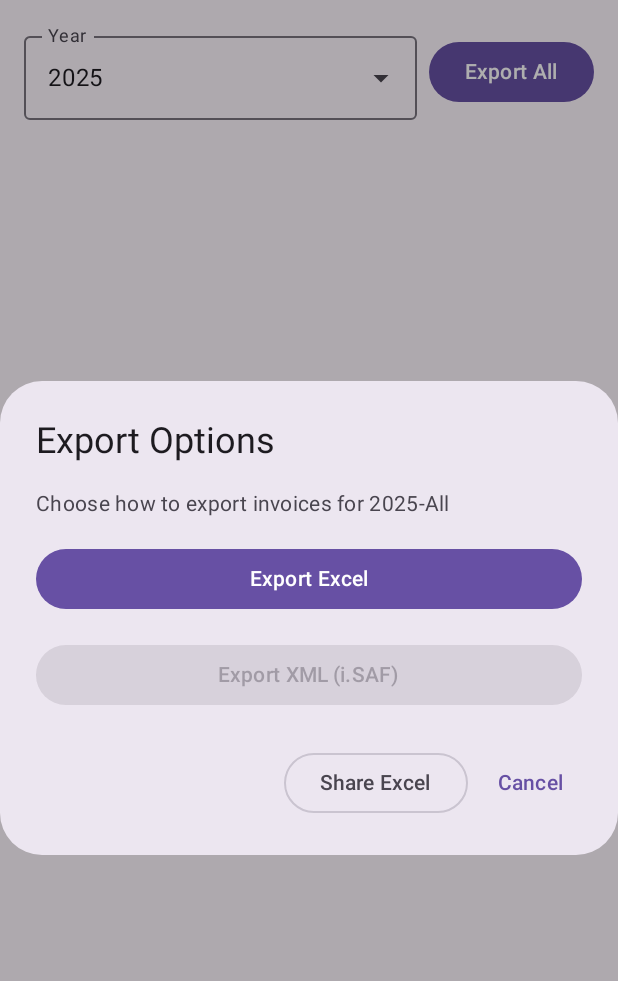
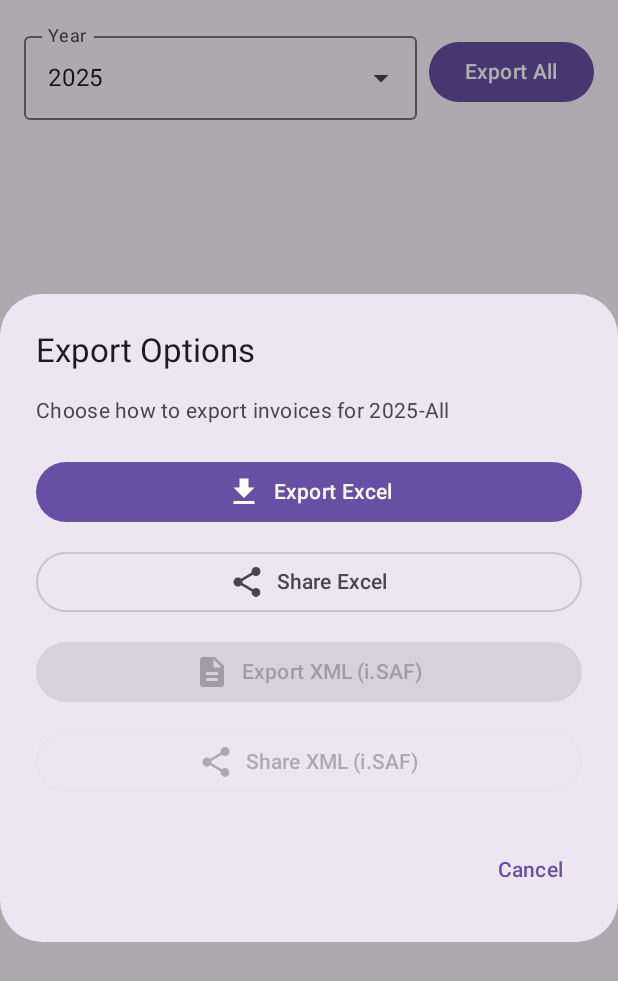
Before and after one commit to mrvitold/Inv3, an Android app built with Jetpack Compose: the ExportsScreen screen opened through its navigation route, after a tap on "Export All", on a phone screen of 412 x 824 dp. Shown: the top 981 px of the screen. Run offline under Robolectric (Android 15) with nearby library versions, the phone set to English and light mode, and no system bars; our stand-ins replace Dagger/Hilt's generated code, Timber; libraries missing offline, so code that uses them is left out: io.github.jan.supabase.

Commit message:
Fix i.SAF XML export compliance and improve export UI
- Fixed XSD validation errors:
  * Added Country element before Name in SupplierInfo/CustomerInfo (required sequence)
  * Added VATPointDate and RegistrationAccountDate before DocumentTotals (required sequence)
  * Fixed FileDateCreated to include UTC timezone (Z suffix)
  * Removed 'ND' fallback for InvoiceDate (must be valid date)
  * Added TaxCode validation (pattern PVM[0-9]* with length 4-6)
  * Added xsi namespace for nil attributes

- Improved export UI:
  * Added 'Share XML (i.SAF)' option
  * Added icons to all export/share buttons (FileDownload, Share, Description)
  * Consistent styling: Export buttons (filled), Share buttons (outlined)
  * Improved dialog typography and spacing

- Code improvements:
  * Made determineDataType() public for Share XML functionality
  * Improved TaxCode determination using TaxCodeDeterminer

- Documentation:
  * Added comprehensive session summary (SESSION_SUMMARY_2025-12-06_ISAF_XML_FIXES.md)
  * Updated ISAF_XML_FORMAT_REQUIREMENTS.md

All XML files now validate against i.SAF 1.2 XSD schema.
Successfully tested with VMI portal submission.

```diff
--- a/app/src/main/java/com/vitol/inv3/ui/exports/ExportsScreen.kt
+++ b/app/src/main/java/com/vitol/inv3/ui/exports/ExportsScreen.kt
@@ -21,6 +21,8 @@ import androidx.compose.material.icons.filled.ExpandLess
 import androidx.compose.material.icons.filled.ExpandMore
 import androidx.compose.material.icons.filled.FileDownload
 import androidx.compose.material.icons.filled.Visibility
+import androidx.compose.material.icons.filled.Share
+import androidx.compose.material.icons.filled.Description
 import androidx.compose.material3.AlertDialog
 import androidx.compose.material3.Button
 import androidx.compose.material3.TextButton
@@ -592,18 +594,31 @@ fun ExportDialog(
 
     AlertDialog(
         onDismissRequest = onDismiss,
-        title = { Text("Export Options") },
+        title = {
+            Text(
+                text = "Export Options",
+                style = MaterialTheme.typography.titleLarge
+            )
+        },
         text = {
             Column(
                 modifier = Modifier.fillMaxWidth(),
-                verticalArrangement = Arrangement.spacedBy(16.dp)
+                verticalArrangement = Arrangement.spacedBy(12.dp)
             ) {
-                Text("Choose how to export invoices for $month")
+                Text(
+                    text = "Choose how to export invoices for $month",
+                    style = MaterialTheme.typography.bodyMedium,
+                    modifier = Modifier.padding(bottom = 8.dp)
+                )
 
                 if (isSaving) {
-                    CircularProgressIndicator(modifier = Modifier.align(Alignment.CenterHorizontally))
+                    CircularProgressIndicator(
+                        modifier = Modifier
+                            .align(Alignment.CenterHorizontally)
+                            .padding(vertical = 16.dp)
+                    )
                 } else {
-                    // Excel export
+                    // Export Excel
                     Button(
                         onClick = {
                             isSaving = true
@@ -620,10 +635,39 @@ fun ExportDialog(
                         enabled = !isSaving,
                         modifier = Modifier.fillMaxWidth()
                     ) {
+                        Icon(
+                            imageVector = Icons.Default.FileDownload,
+                            contentDescription = null,
+                            modifier = Modifier.padding(end = 8.dp)
+                        )
                         Text("Export Excel")
                     }
 
-                    // XML export (i.SAF)
+                    // Share Excel
+                    OutlinedButton(
+                        onClick = {
+                            val exporter = ExcelExporter(context)
+                            val uri = exporter.export(invoices, month)
+                            val share = Intent(Intent.ACTION_SEND).apply {
+                                type = "application/vnd.openxmlformats-officedocument.spreadsheetml.sheet"
+                                putExtra(Intent.EXTRA_STREAM, uri)
+                                addFlags(Intent.FLAG_GRANT_READ_URI_PERMISSION)
+                            }
+                            context.startActivity(Intent.createChooser(share, "Share $month.xlsx"))
+                            onDismiss()
+                        },
+                        enabled = !isSaving,
+                        modifier = Modifier.fillMaxWidth()
+                    ) {
+                        Icon(
+                            imageVector = Icons.Default.Share,
+                            contentDescription = null,
+                            modifier = Modifier.padding(end = 8.dp)
+                        )
+                        Text("Share Excel")
+                    }
+
+                    // Export XML (i.SAF)
                     Button(
                         onClick = {
                             if (ownCompany == null) {
@@ -651,7 +695,47 @@ fun ExportDialog(
                         enabled = !isSaving && ownCompany != null,
                         modifier = Modifier.fillMaxWidth()
                     ) {
+                        Icon(
+                            imageVector = Icons.Default.Description,
+                            contentDescription = null,
+                            modifier = Modifier.padding(end = 8.dp)
+                        )
                         Text("Export XML (i.SAF)")
+                    }
+
+                    // Share XML (i.SAF)
+                    OutlinedButton(
+                        onClick = {
+                            if (ownCompany == null) {
+                                Toast.makeText(context, "Please select an own company first", Toast.LENGTH_LONG).show()
+                                return@OutlinedButton
+                            }
+                            try {
+                                val exporter = ISafXmlExporter(context)
+                                val uri = exporter.export(invoiceRecords, ownCompany, month)
+                                val dataType = exporter.determineDataType(invoiceRecords)
+                                val fileName = "isaf_${month}_${dataType}.xml"
+                                val share = Intent(Intent.ACTION_SEND).apply {
+                                    type = "application/xml"
+                                    putExtra(Intent.EXTRA_STREAM, uri)
+                                    putExtra(Intent.EXTRA_SUBJECT, fileName)
+                                    addFlags(Intent.FLAG_GRANT_READ_URI_PERMISSION)
+                                }
+                                context.startActivity(Intent.createChooser(share, "Share $fileName"))
+                                onDismiss()
+                            } catch (e: Exception) {
+                                Toast.makeText(context, "Error: ${e.message}", Toast.LENGTH_LONG).show()
+                            }
+                        },
+                        enabled = !isSaving && ownCompany != null,
+                        modifier = Modifier.fillMaxWidth()
+                    ) {
+                        Icon(
+                            imageVector = Icons.Default.Share,
+                            contentDescription = null,
+                            modifier = Modifier.padding(end = 8.dp)
+                        )
+                        Text("Share XML (i.SAF)")
                     }
                 }
             }
@@ -660,24 +744,6 @@ fun ExportDialog(
             TextButton(onClick = onDismiss) {
                 Text("Cancel")
             }
-        },
-        dismissButton = {
-            OutlinedButton(
-                onClick = {
-                    val exporter = ExcelExporter(context)
-                    val uri = exporter.export(invoices, month)
-                    val share = Intent(Intent.ACTION_SEND).apply {
-                        type = "application/vnd.openxmlformats-officedocument.spreadsheetml.sheet"
-                        putExtra(Intent.EXTRA_STREAM, uri)
-                        addFlags(Intent.FLAG_GRANT_READ_URI_PERMISSION)
-                    }
-                    context.startActivity(Intent.createChooser(share, "Share $month.xlsx"))
-                    onDismiss()
-                },
-                enabled = !isSaving
-            ) {
-                Text("Share Excel")
-            }
         }
     )
 }
```
Also changed, not shown: app/src/main/java/com/vitol/inv3/export/ISafXmlExporter.kt (+91 -16 lines), app/src/main/java/com/vitol/inv3/export/TaxCodeDeterminer.kt (line endings or trailing spaces), 5 other files.
